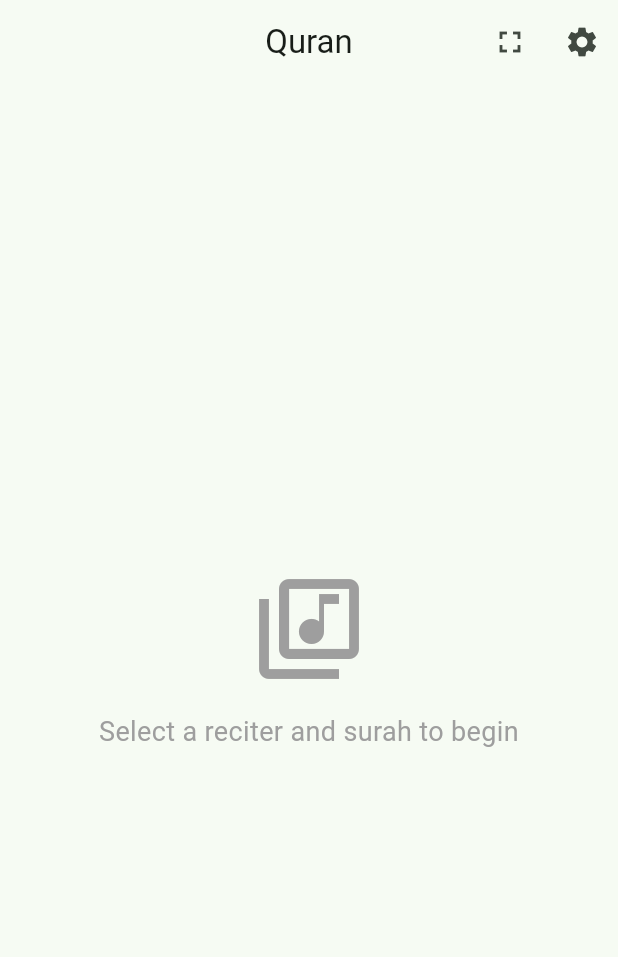
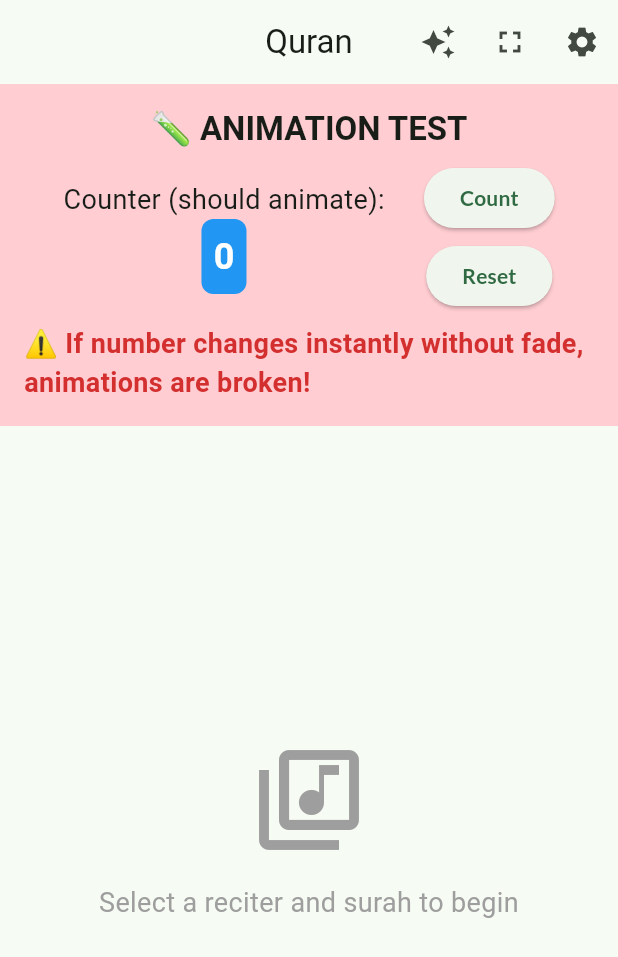
Before and after one commit to ZadeE1/Marhooma-Quran, a Flutter app: the screen it shows after launch, on a phone screen of 412 x 824 dp. Shown: the top 957 px of the screen. Run offline on Flutter 3.47's test engine with Material 3 defaults, Android fonts, the phone set to English and light mode, and no system bars; our stand-ins replace flutter_animate, google_fonts, just_audio; missing offline and left inert: quran; Roboto replaces fonts that are missing (Amiri).

Commit message:
Update pubspec.yaml to include flutter_animate dependency and enhance SpecialDisplayScreen with new animation features. Implement animation style cycling for verse transitions, add animated verse transition widget, and improve user feedback with snack bars. Refactor UI components for better organization and maintainability.

```diff
--- a/quran_app/lib/ui/screens/special_display_screen.dart
+++ b/quran_app/lib/ui/screens/special_display_screen.dart
@@ -7,6 +7,7 @@ import '../../data/services/audio_player_service.dart';
 import '../../data/services/quran_text_service.dart';
 import '../widgets/settings_modal.dart';
 import '../widgets/current_verse_display.dart';
+import '../widgets/animated_verse_transition.dart';
 
 /// The main and only screen of the app - displays the current verse
 /// with settings to select reciter and surah.
@@ -41,6 +42,12 @@ class _SpecialDisplayScreenState extends State<SpecialDisplayScreen> with Ticker
   bool _isInFocusMode = false;
   Timer? _inactivityTimer;
   static const Duration _inactivityDuration = Duration(seconds: 10);
+
+  // Animation style for verse transitions - configurable
+  VerseTransitionStyle _transitionStyle = VerseTransitionStyle.elegant;
+
+  // Test counter for AnimatedSwitcher
+  int _counter = 0;
 
   // Efficient animation controllers for focus mode transitions
   late AnimationController _appBarAnimationController;
@@ -218,6 +225,43 @@ class _SpecialDisplayScreenState extends State<SpecialDisplayScreen> with Ticker
     }
   }
 
+  /// Cycles through different animation styles for verse transitions
+  void _cycleAnimationStyle() {
+    setState(() {
+      switch (_transitionStyle) {
+        case VerseTransitionStyle.fadeOnly:
+          _transitionStyle = VerseTransitionStyle.fadeScale;
+          break;
+        case VerseTransitionStyle.fadeScale:
+          _transitionStyle = VerseTransitionStyle.fadeSlide;
+          break;
+        case VerseTransitionStyle.fadeSlide:
+          _transitionStyle = VerseTransitionStyle.elegant;
+          break;
+        case VerseTransitionStyle.elegant:
+          _transitionStyle = VerseTransitionStyle.fadeOnly;
+          break;
+      }
+    });
+
+    // Show a brief feedback to user about the new style
+    ScaffoldMessenger.of(context).showSnackBar(SnackBar(content: Text('Animation style: ${_getAnimationStyleName()}'), duration: const Duration(milliseconds: 1500), behavior: SnackBarBehavior.floating));
+  }
+
+  /// Get a user-friendly name for the current animation style
+  String _getAnimationStyleName() {
+    switch (_transitionStyle) {
+      case VerseTransitionStyle.fadeOnly:
+        return 'Simple Fade';
+      case VerseTransitionStyle.fadeScale:
+        return 'Fade & Scale';
+      case VerseTransitionStyle.fadeSlide:
+        return 'Fade & Slide';
+      case VerseTransitionStyle.elegant:
+        return 'Elegant';
+    }
+  }
+
   /// Shows the settings modal for reciter and surah selection.
   void _showSettingsModal() {
     _onUserInteraction(); // This is a user interaction
@@ -250,6 +294,15 @@ class _SpecialDisplayScreenState extends State<SpecialDisplayScreen> with Ticker
               title: const Text('Quran'),
               centerTitle: true,
               actions: [
+                // Animation style toggle button
+                IconButton(
+                  icon: const Icon(Icons.auto_awesome),
+                  onPressed: () {
+                    _onUserInteraction();
+                    _cycleAnimationStyle();
+                  },
+                  tooltip: 'Change Animation Style',
+                ),
                 // Debug button to manually toggle focus mode
                 IconButton(
                   icon: Icon(_isInFocusMode ? Icons.fullscreen_exit : Icons.fullscreen),
@@ -268,14 +321,66 @@ class _SpecialDisplayScreenState extends State<SpecialDisplayScreen> with Ticker
             ),
           ),
         ),
-        // Body content with smooth ayah cross-fade transitions using Stack
+        // Body content with enhanced verse transitions
         body: SafeArea(
-          child: Stack(
+          child: Column(
             children: [
-              // Display A: Shows current or next ayah based on toggle
-              AnimatedOpacity(opacity: _showingNextAyah ? 0.0 : 1.0, duration: const Duration(milliseconds: 400), child: CurrentVerseDisplay(currentAyah: _currentDisplayAyah, currentSurah: _selectedSurah, isPlaying: _isPlaying, focusMode: _isInFocusMode)),
-              // Display B: Shows the alternate content for smooth transitions
-              AnimatedOpacity(opacity: _showingNextAyah ? 1.0 : 0.0, duration: const Duration(milliseconds: 400), child: CurrentVerseDisplay(currentAyah: _nextDisplayAyah, currentSurah: _selectedSurah, isPlaying: _isPlaying, focusMode: _isInFocusMode)),
+              // ANIMATION TEST - Very prominent at the top
+              Container(
+                width: double.infinity,
+                color: Colors.red.shade100,
+                padding: const EdgeInsets.all(16),
+                child: Column(
+                  children: [
+                    Text('🧪 ANIMATION TEST', style: Theme.of(context).textTheme.titleLarge?.copyWith(fontWeight: FontWeight.bold)),
+                    const SizedBox(height: 8),
+                    Row(
+                      mainAxisAlignment: MainAxisAlignment.spaceEvenly,
+                      children: [
+                        Column(
+                          children: [
+                            const Text('Counter (should animate):'),
+                            AnimatedSwitcher(
+                              duration: const Duration(milliseconds: 500),
+                              transitionBuilder: (Widget child, Animation<double> animation) {
+                                return FadeTransition(opacity: animation, child: child);
+                              },
+                              child: Container(key: ValueKey<int>(_counter), padding: const EdgeInsets.all(8), decoration: BoxDecoration(color: Colors.blue, borderRadius: BorderRadius.circular(8)), child: Text('$_counter', style: const TextStyle(color: Colors.white, fontSize: 24, fontWeight: FontWeight.bold))),
+                            ),
+                          ],
+                        ),
+                        Column(
+                          children: [
+                            ElevatedButton(
+                              onPressed: () {
+                                setState(() {
+                                  _counter++;
+                                });
+                                print('🔥 Counter incremented to $_counter');
+                              },
+                              child: const Text('Count'),
+                            ),
+                            const SizedBox(height: 4),
+                            ElevatedButton(
+                              onPressed: () {
+                                setState(() {
+                                  _counter = 0;
+                                });
+                                print('🔄 Counter reset to 0');
+                              },
+                              child: const Text('Reset'),
+                            ),
+                          ],
+                        ),
+                      ],
+                    ),
+                    const SizedBox(height: 8),
+                    Text('⚠️ If number changes instantly without fade, animations are broken!', style: TextStyle(fontWeight: FontWeight.bold, color: Colors.red.shade700)),
+                  ],
+                ),
+              ),
+              // Main verse content below the test
+              Expanded(child: AnimatedVerseTransition(currentAyah: _currentDisplayAyah, nextAyah: _nextDisplayAyah, currentSurah: _selectedSurah, isPlaying: _isPlaying, focusMode: _isInFocusMode, showingNext: _showingNextAyah, transitionStyle: _transitionStyle)),
             ],
           ),
         ),
--- /dev/null
+++ b/quran_app/lib/ui/widgets/animated_verse_transition.dart
@@ -0,0 +1,78 @@
+import 'package:flutter/material.dart';
+import 'package:flutter_animate/flutter_animate.dart';
+import '../../data/models/ayah.dart';
+import '../../data/models/surah.dart';
+import '../../app_theme.dart';
+import 'current_verse_display.dart';
+
+/// Enhanced verse transition widget that provides smooth fade animations
+/// between verses using Flutter's implicit animation widgets.
+///
+/// Uses AnimatedOpacity and related widgets that handle their own timing
+/// and work well with rapid state changes.
+class AnimatedVerseTransition extends StatelessWidget {
+  final Ayah? currentAyah;
+  final Ayah? nextAyah;
+  final Surah? currentSurah;
+  final bool isPlaying;
+  final bool focusMode;
+  final bool showingNext;
+  final VerseTransitionStyle transitionStyle;
+
+  const AnimatedVerseTransition({super.key, this.currentAyah, this.nextAyah, this.currentSurah, this.isPlaying = false, this.focusMode = false, this.showingNext = false, this.transitionStyle = VerseTransitionStyle.fadeOnly});
+
+  /// Build the appropriate verse display with the selected transition style
+  Widget _buildVerseDisplay(Ayah? ayah, {required bool isVisible}) {
+    final display = CurrentVerseDisplay(currentAyah: ayah, currentSurah: currentSurah, isPlaying: isPlaying, focusMode: focusMode);
+
+    return _applyTransitionStyle(display, isVisible: isVisible);
+  }
+
+  /// Apply the selected transition style using implicit animations
+  Widget _applyTransitionStyle(Widget child, {required bool isVisible}) {
+    const duration = Duration(milliseconds: 500);
+    const curve = Curves.easeInOut;
+
+    switch (transitionStyle) {
+      case VerseTransitionStyle.fadeOnly:
+        return AnimatedOpacity(opacity: isVisible ? 1.0 : 0.0, duration: duration, curve: curve, child: child);
+
+      case VerseTransitionStyle.fadeScale:
+        return AnimatedScale(scale: isVisible ? 1.0 : 0.95, duration: duration, curve: Curves.easeOutBack, child: AnimatedOpacity(opacity: isVisible ? 1.0 : 0.0, duration: duration, curve: curve, child: child));
+
+      case VerseTransitionStyle.fadeSlide:
+        return AnimatedSlide(offset: isVisible ? Offset.zero : const Offset(0, 0.03), duration: duration, curve: Curves.easeOut, child: AnimatedOpacity(opacity: isVisible ? 1.0 : 0.0, duration: duration, curve: curve, child: child));
+
+      case VerseTransitionStyle.elegant:
+        // Elegant: Use the same as fadeSlide for now
+        return AnimatedSlide(offset: isVisible ? Offset.zero : const Offset(0, 0.03), duration: duration, curve: Curves.easeOut, child: AnimatedOpacity(opacity: isVisible ? 1.0 : 0.0, duration: duration, curve: curve, child: child));
+    }
+  }
+
+  @override
+  Widget build(BuildContext context) {
+    return Stack(
+      children: [
+        // Current verse display
+        _buildVerseDisplay(currentAyah, isVisible: !showingNext),
+        // Next verse display
+        _buildVerseDisplay(nextAyah, isVisible: showingNext),
+      ],
+    );
+  }
+}
+
+/// Different animation styles for verse transitions
+enum VerseTransitionStyle {
+  /// Simple fade in/out
+  fadeOnly,
+
+  /// Fade with subtle scale effect
+  fadeScale,
+
+  /// Fade with gentle slide from below
+  fadeSlide,
+
+  /// Elegant combination of fade, scale, and slide
+  elegant,
+}
--- a/quran_app/pubspec.yaml
+++ b/quran_app/pubspec.yaml
@@ -38,6 +38,7 @@ dependencies:
   google_fonts: ^6.1.0
   path_provider: ^2.1.1
   quran: ^1.3.3
+  flutter_animate: ^4.5.0
 
 dev_dependencies:
   flutter_test:
```
Also changed, not shown: quran_app/pubspec.lock.
